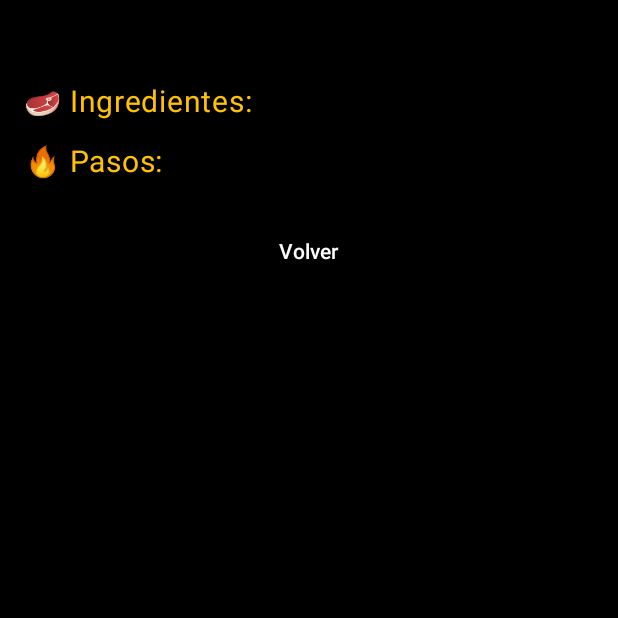
After one commit to JohnCandiaEspino/ParriYA, an Android app built with Jetpack Compose: the composable RecetaCompletaScreen called with empty values, on a phone screen of 412 x 824 dp, the top half of it. The commit adds this screen. Run offline under Robolectric (Android 15) with nearby library versions, the phone set to English and light mode, and no system bars.

Commit message:
RECETAYA

```diff
--- a/app/src/main/java/com/example/myapplication2/ui/screens/DetalleCarneScreen.kt
+++ b/app/src/main/java/com/example/myapplication2/ui/screens/DetalleCarneScreen.kt
@@ -57,7 +57,8 @@ fun DetalleCarneScreen(nombre: String, descripcion: String, precio: String, imag
             Button(onClick = { abrirVideoYouTube(context, urlVideo) }, modifier = Modifier.weight(1f)) {
                 Text("TutoParrillas  ")
             }
-            Button(onClick = { navController.navigate("home") }, modifier = Modifier.weight(1f)) {
+            Button(onClick = { navController.navigate("receta/${nombre}") },
+                modifier = Modifier.weight(1f)) {
                 Text("RecetasYA ")
             }
 
--- /dev/null
+++ b/app/src/main/java/com/example/myapplication2/ui/screens/RecetaCompletaScreen.kt
@@ -0,0 +1,51 @@
+package com.example.myapplication2.ui.screens
+
+
+import androidx.compose.foundation.background
+import androidx.compose.foundation.layout.*
+import androidx.compose.material3.*
+import androidx.compose.runtime.Composable
+import androidx.compose.ui.Modifier
+import androidx.compose.ui.graphics.Color
+import androidx.compose.ui.unit.dp
+import androidx.compose.ui.unit.sp
+import androidx.navigation.NavController
+
+@Composable
+fun RecetaCompletaScreen(
+    nombre: String,
+    ingredientes: List<String>,
+    pasos: List<String>,
+    navController: NavController
+) {
+    Column(
+        modifier = Modifier
+            .fillMaxSize()
+            .background(Color.Black)
+            .padding(16.dp)
+    ) {
+        Text(nombre, fontSize = 28.sp, color = Color.White)
+        Spacer(modifier = Modifier.height(16.dp))
+
+        Text("🥩 Ingredientes:", color = Color(0xFFFFC107), fontSize = 20.sp)
+        ingredientes.forEach {
+            Text("- $it", color = Color.White)
+        }
+
+        Spacer(modifier = Modifier.height(16.dp))
+        Text("🔥 Pasos:", color = Color(0xFFFFC107), fontSize = 20.sp)
+        pasos.forEachIndexed { i, paso ->
+            Text("${i + 1}. $paso", color = Color.White)
+        }
+
+        Spacer(modifier = Modifier.height(24.dp))
+        Button(onClick = { navController.popBackStack() },
+                colors = ButtonDefaults.outlinedButtonColors(
+                containerColor = Color.Transparent,
+                contentColor = Color.White
+            ),
+             modifier = Modifier.fillMaxWidth()) {
+            Text("Volver")
+        }
+    }
+}
```
Also changed, not shown: app/src/main/java/com/example/myapplication2/ui/components/CarneCard.kt (+9 -1 lines), app/src/main/java/com/example/myapplication2/ui/navigation/AppNavHost.kt (+14 -0 lines).
